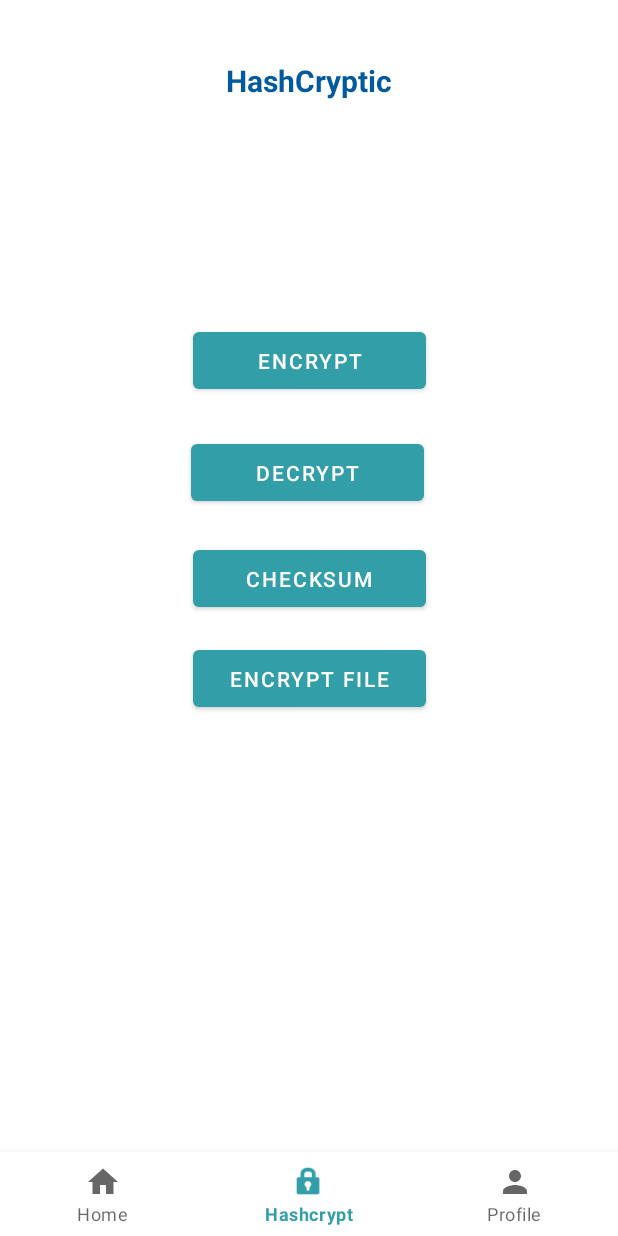
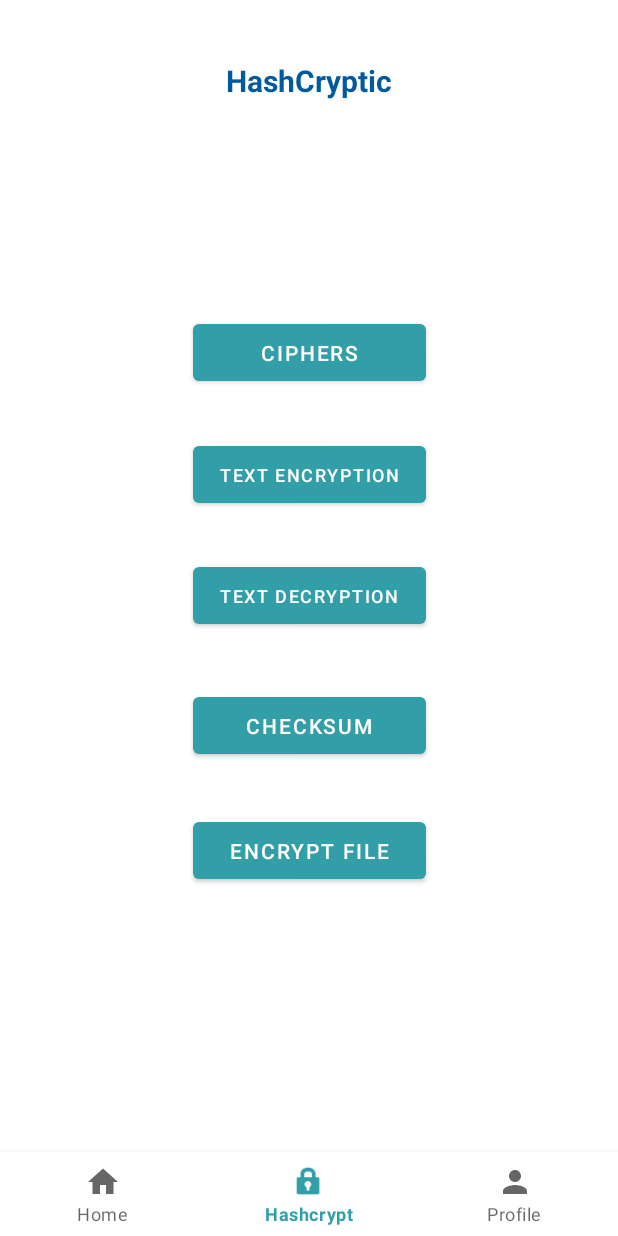
Before and after one commit to panosbabo/HashCryptic, an Android app: the screen it shows after launch (MainActivity), item 2 of the bottom bar chosen, on a phone screen of 412 x 824 dp. Run offline under Robolectric (Android 15) with nearby library versions, the phone set to English and light mode, and no system bars; our stand-ins replace Room's generated code.

Commit message:
Implemented Caesar Cipher

```diff
--- a/app/src/main/AndroidManifest.xml
+++ b/app/src/main/AndroidManifest.xml
@@ -16,6 +16,9 @@
         android:supportsRtl="true"
         android:theme="@style/Theme.HashCryptic"
         tools:targetApi="31">
+        <activity
+            android:name=".ciphers.Caesar"
+            android:exported="false" />
         <activity
             android:name=".QRCode_Gen"
             android:exported="false" />
--- a/app/src/main/java/com/example/hashcryptic/EncryptPage.java
+++ b/app/src/main/java/com/example/hashcryptic/EncryptPage.java
@@ -54,6 +54,7 @@ public class EncryptPage extends Fragment {
         Button decryptButton;
         Button checksumButton;
         Button encrFileButton;
+        Button ciphersList;
 
         // Inflate the layout for this fragment
         View encryptView = inflater.inflate(R.layout.fragment_encrypt_decrypt, container, false);
@@ -61,12 +62,26 @@ public class EncryptPage extends Fragment {
         decryptButton = encryptView.findViewById(R.id.decryptBtn);
         checksumButton = encryptView.findViewById(R.id.chksumBtn);
         encrFileButton = encryptView.findViewById(R.id.encryptFileBtn);
+        ciphersList = encryptView.findViewById(R.id.ciphersBtn);
 
-        // Button function listener for the Profile Editing page activity
+        // Button function listener for the ciphers list page
+        ciphersList.setOnClickListener(new View.OnClickListener() {
+            @Override
+            public void onClick(View view) {
+                // Creating an Intent for the next fragment of the ciphers list page
+                // Fragment transaction to bring my stored hash values on screen
+                Ciphers ciphers_list = new Ciphers();
+                getActivity().getSupportFragmentManager().beginTransaction()
+                        .replace(R.id.frame_layout, ciphers_list)
+                        .commit();
+            }
+        });
+
+        // Button function listener for the Encrypt Text page activity
         encryptButton.setOnClickListener(new View.OnClickListener() {
             @Override
             public void onClick(View view) {
-                // Creating an Intent for the next activity of the profile editing page
+                // Creating an Intent for the next activity of the encrypt text page
                 Intent intent = new Intent(EncryptPage.super.getContext(), EncryptText.class);
                 startActivity(intent);
             }
@@ -75,7 +90,7 @@ public class EncryptPage extends Fragment {
         decryptButton.setOnClickListener(new View.OnClickListener() {
             @Override
             public void onClick(View view) {
-                // Creating an Intent for the next activity of the profile editing page
+                // Creating an Intent for the next activity of the decrypt text page
                 Intent intent = new Intent(EncryptPage.super.getContext(), DecryptText.class);
                 startActivity(intent);
             }
@@ -84,7 +99,7 @@ public class EncryptPage extends Fragment {
         checksumButton.setOnClickListener(new View.OnClickListener() {
             @Override
             public void onClick(View view) {
-                // Creating an Intent for the next activity of the profile editing page
+                // Creating an Intent for the next activity of the checksum files page
                 Intent intent = new Intent(EncryptPage.super.getContext(), Checksum.class);
                 startActivity(intent);
             }
@@ -93,7 +108,7 @@ public class EncryptPage extends Fragment {
         encrFileButton.setOnClickListener(new View.OnClickListener() {
             @Override
             public void onClick(View view) {
-                // Creating an Intent for the next activity of the profile editing page
+                // Creating an Intent for the next activity of the file encryption page
                 Intent intent = new Intent(EncryptPage.super.getContext(), FileEncrypt.class);
                 startActivity(intent);
             }
--- a/app/src/main/res/layout/fragment_encrypt_decrypt.xml
+++ b/app/src/main/res/layout/fragment_encrypt_decrypt.xml
@@ -22,16 +22,28 @@
         android:layout_height="match_parent">
 
         <Button
-            android:id="@+id/decryptBtn"
+            android:id="@+id/encryptBtn"
             android:layout_width="155dp"
             android:layout_height="50dp"
-            android:text="Decrypt"
+            android:text="Text Encryption"
+            android:textSize="12sp"
             app:layout_constraintBottom_toBottomOf="parent"
             app:layout_constraintEnd_toEndOf="parent"
-            app:layout_constraintHorizontal_bias="0.496"
             app:layout_constraintStart_toStartOf="parent"
-            app:layout_constraintTop_toBottomOf="@+id/encryptBtn"
-            app:layout_constraintVertical_bias="0.054" />
+            app:layout_constraintTop_toTopOf="parent"
+            app:layout_constraintVertical_bias="0.406" />
+
+        <Button
+            android:id="@+id/ciphersBtn"
+            android:layout_width="155dp"
+            android:layout_height="50dp"
+            android:text="Ciphers"
+            app:layout_constraintBottom_toBottomOf="parent"
+            app:layout_constraintBottom_toTopOf="@+id/encryptBtn"
+            app:layout_constraintEnd_toEndOf="parent"
+            app:layout_constraintStart_toStartOf="parent"
+            app:layout_constraintTop_toTopOf="parent"
+            app:layout_constraintVertical_bias="0.87" />
 
         <Button
             android:id="@+id/chksumBtn"
@@ -40,21 +52,21 @@
             android:text="Checksum"
             app:layout_constraintBottom_toBottomOf="parent"
             app:layout_constraintEnd_toEndOf="parent"
-            app:layout_constraintHorizontal_bias="0.501"
             app:layout_constraintStart_toStartOf="parent"
             app:layout_constraintTop_toBottomOf="@+id/decryptBtn"
-            app:layout_constraintVertical_bias="0.054" />
+            app:layout_constraintVertical_bias="0.123" />
 
         <Button
-            android:id="@+id/encryptBtn"
+            android:id="@+id/decryptBtn"
             android:layout_width="155dp"
             android:layout_height="50dp"
-            android:text="Encrypt"
+            android:text="Text Decryption"
+            android:textSize="12sp"
             app:layout_constraintBottom_toBottomOf="parent"
             app:layout_constraintEnd_toEndOf="parent"
             app:layout_constraintStart_toStartOf="parent"
-            app:layout_constraintTop_toTopOf="parent"
-            app:layout_constraintVertical_bias="0.300" />
+            app:layout_constraintTop_toBottomOf="@+id/encryptBtn"
+            app:layout_constraintVertical_bias="0.082" />
 
         <Button
             android:id="@+id/encryptFileBtn"
@@ -63,10 +75,9 @@
             android:text="Encrypt File"
             app:layout_constraintBottom_toBottomOf="parent"
             app:layout_constraintEnd_toEndOf="parent"
-            app:layout_constraintHorizontal_bias="0.501"
             app:layout_constraintStart_toStartOf="parent"
             app:layout_constraintTop_toBottomOf="@+id/chksumBtn"
-            app:layout_constraintVertical_bias="0.054" />
+            app:layout_constraintVertical_bias="0.159" />
 
     </androidx.constraintlayout.widget.ConstraintLayout>
 
```
Also changed, not shown: app/src/main/java/com/example/hashcryptic/Ciphers.java (added, +87 -0 lines), app/src/main/java/com/example/hashcryptic/ciphers/Caesar.java (added, +120 -0 lines), app/src/main/res/layout/activity_caesar.xml (added, +116 -0 lines), app/src/main/res/layout/fragment_ciphers.xml (added, +50 -0 lines).
